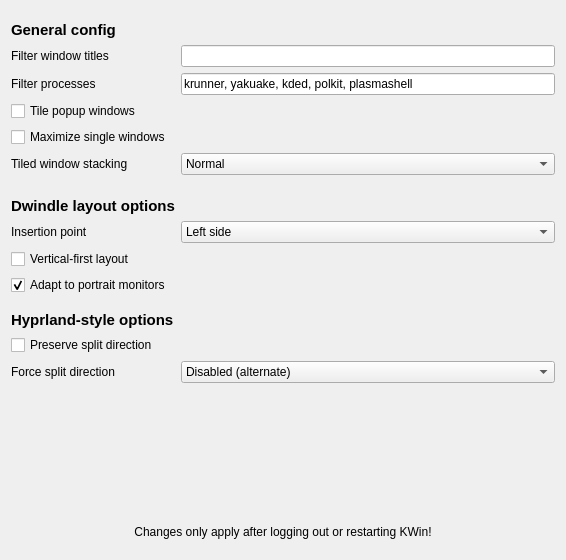
IamAndelib/Tessera, file res/config.ui: the form before one commit.
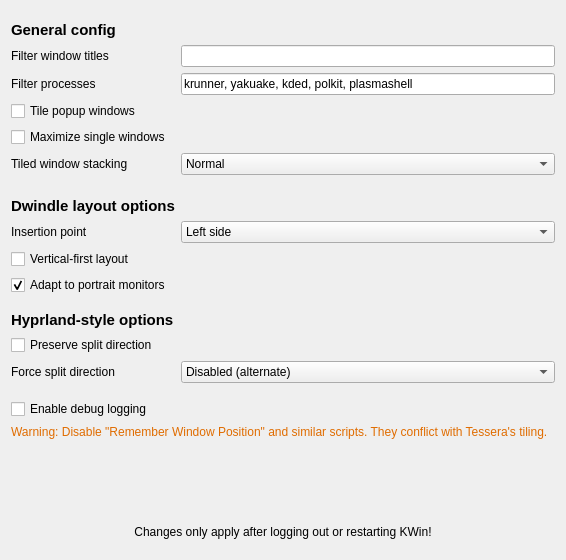
The form after the commit.

```diff
--- a/res/config.ui
+++ b/res/config.ui
@@ -298,6 +298,29 @@
      </property>
     </spacer>
    </item>
+    <item row="51" column="1" colspan="2">
+     <widget class="QCheckBox" name="kcfg_Debug">
+      <property name="toolTip">
+       <string>Enable debug logging. Output can be seen with qdbus or journalctl.</string>
+      </property>
+      <property name="text">
+       <string>Enable debug logging</string>
+      </property>
+     </widget>
+    </item>
+    <item row="59" column="1" colspan="2">
+     <widget class="QLabel" name="label_compat_warning">
+      <property name="text">
+       <string>Warning: Disable "Remember Window Position" and similar scripts. They conflict with Tessera's tiling.</string>
+      </property>
+      <property name="wordWrap">
+       <bool>true</bool>
+      </property>
+      <property name="styleSheet">
+       <string notr="true">color: #e06c00;</string>
+      </property>
+     </widget>
+    </item>
    <item row="60" column="1" colspan="2">
     <spacer name="verticalSpacer">
      <property name="orientation">
```
Lines whose indentation alone changed are shown as unchanged.
